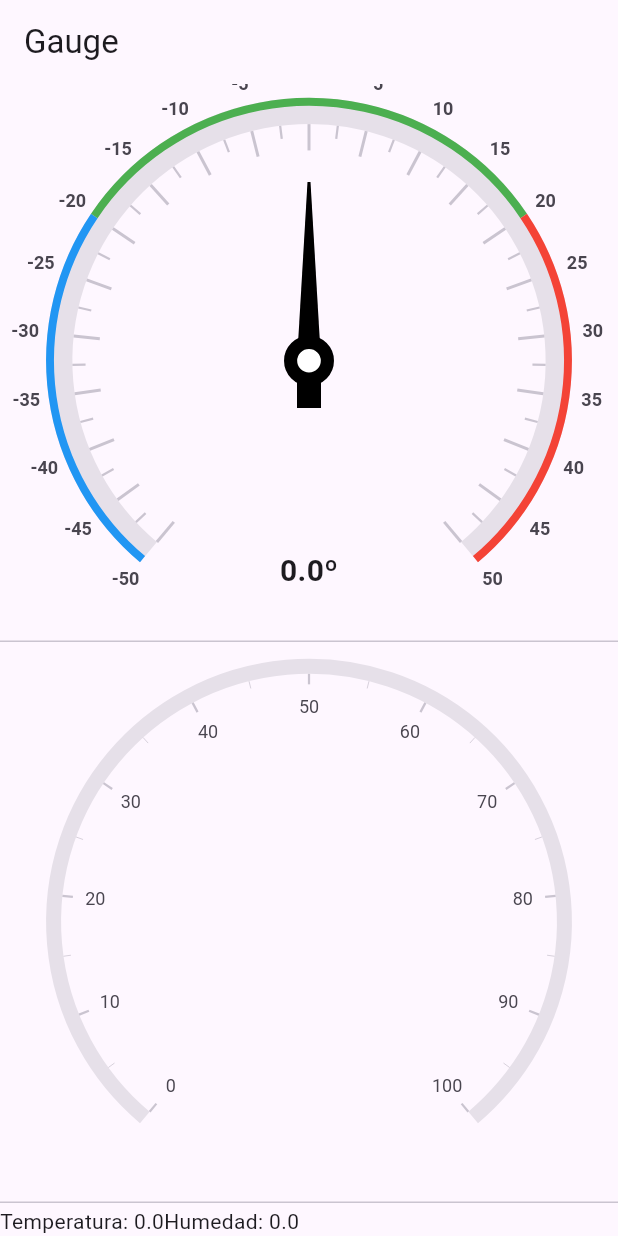
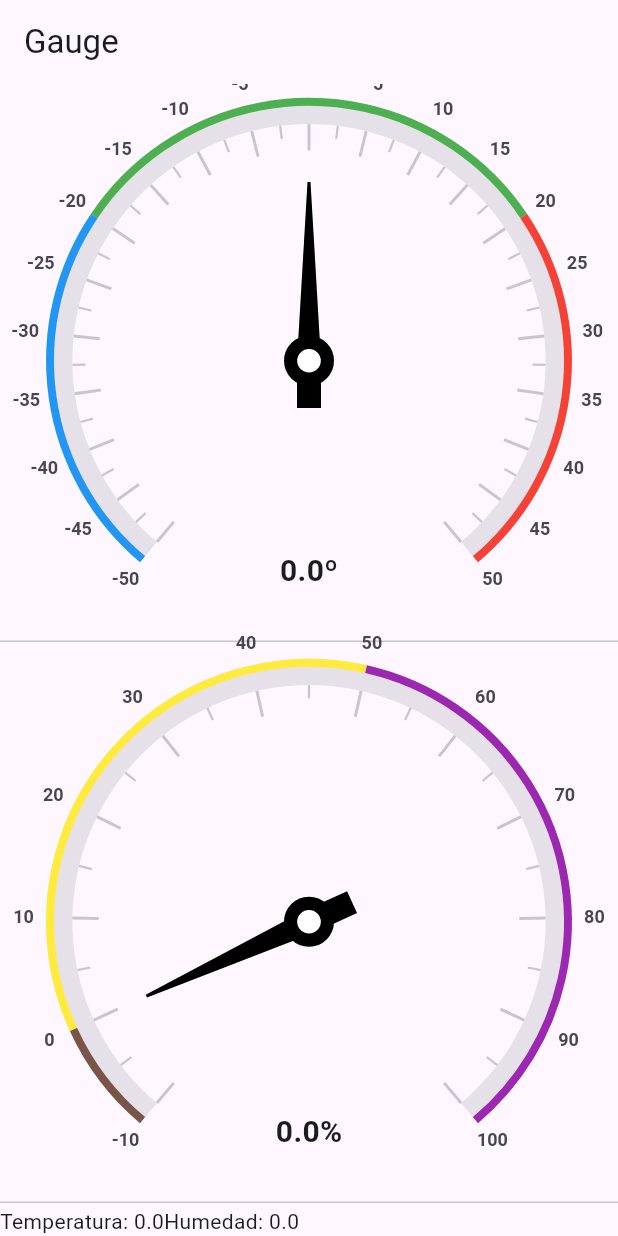
Before and after one commit to slaughtbear/rtdata, a Flutter app: the screen it shows after launch, on a phone screen of 412 x 824 dp. Run offline on Flutter 3.47's test engine with Material 3 defaults, Android fonts, the phone set to English and light mode, and no system bars; drawn by our look-alikes of syncfusion_flutter_gauges; our stand-ins replace after_layout, firebase_core, firebase_database; accounts and stored records are empty.

Commit message:
Se agrego notificador para la variable de humedad

```diff
--- a/lib/pantallas/home.dart
+++ b/lib/pantallas/home.dart
@@ -2,6 +2,7 @@ import 'dart:async';
 import 'package:flutter/material.dart';
 import 'package:after_layout/after_layout.dart';
 import 'package:firebase_database/firebase_database.dart';
+import 'package:rtdata/pantallas/GHume.dart';
 import 'package:rtdata/pantallas/GTemp.dart';
 import 'package:syncfusion_flutter_gauges/gauges.dart';
 
@@ -17,6 +18,7 @@ class _HomeState extends State<Home> with AfterLayoutMixin<Home> {
 
   // Notificadores para avisar a los widgets que dependen de parametros que su valor ha cambiado
   final _notificadorTemp = ValueNotifier<double>(0); // Notificador de temperatura
+  final _notificadorHume = ValueNotifier<double>(0); // Notificador de humedad
 
   @override
   Widget build(BuildContext context) {
@@ -28,9 +30,7 @@ class _HomeState extends State<Home> with AfterLayoutMixin<Home> {
         const Divider(
           height: 5,
         ),
-        Expanded(
-            child: SfRadialGauge(),
-            ),
+        Expanded(child: GHume(notificadorHume: _notificadorHume,)),
         const Divider(
           height: 5,
         ),
@@ -66,6 +66,7 @@ class _HomeState extends State<Home> with AfterLayoutMixin<Home> {
 
       // Accediendo al valor actual de las variables mediante el método "value"
       _notificadorTemp.value = temperature;
+      _notificadorHume.value = humidity;
 
     } else {
       temperature = -1;
```
